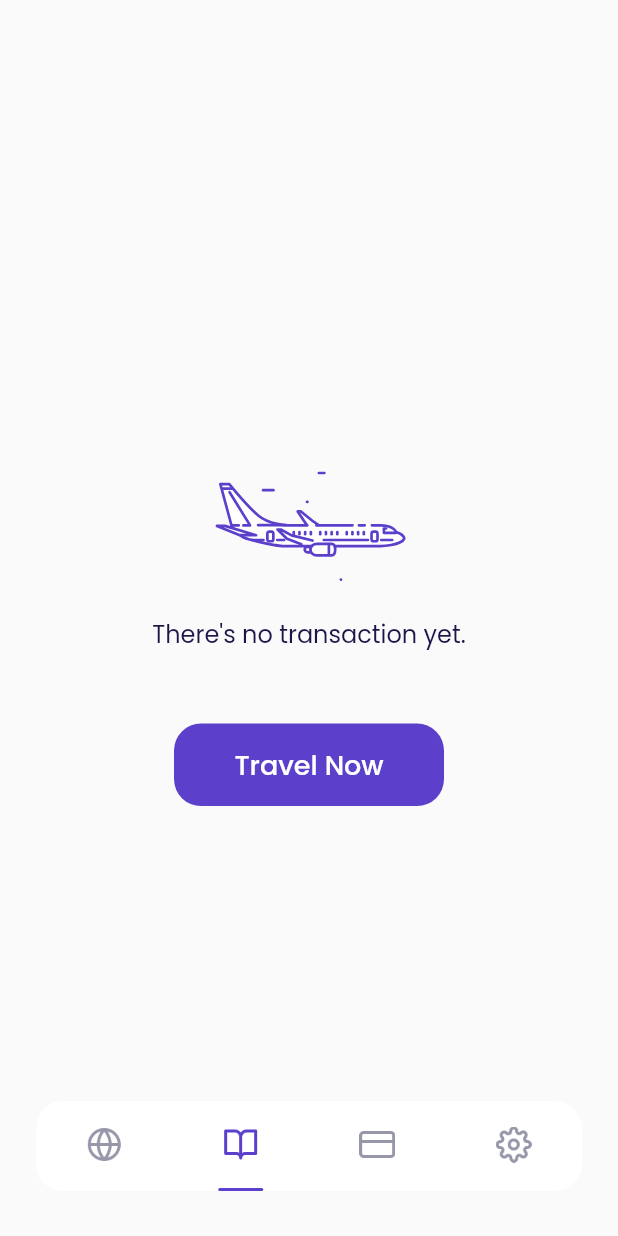
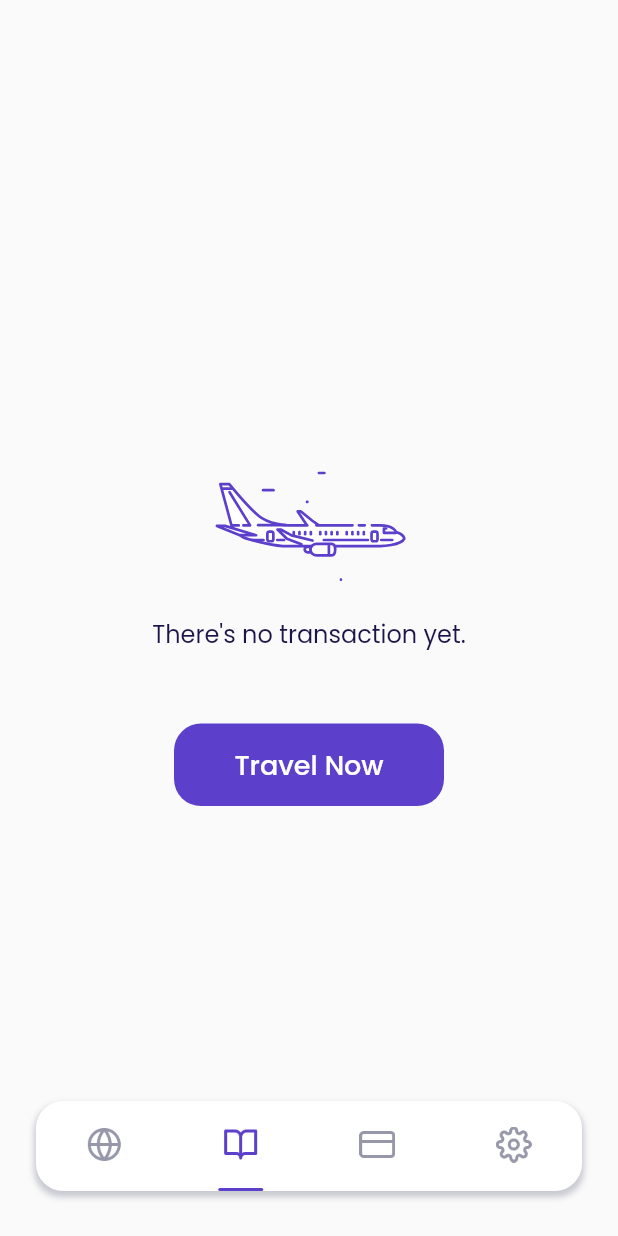
Before and after one commit to wilyanto/flutter-airplane, a Flutter app: the MainPage screen opened by its route, item 2 of the bottom bar chosen, on a phone screen of 412 x 824 dp. Run offline on Flutter 3.47's test engine with Material 2 defaults, Android fonts, the phone set to English and light mode, and no system bars; our stand-ins replace bloc, cloud_firestore, equatable, firebase_auth, firebase_core, flutter_bloc and 4 more; accounts and stored records are empty.

```diff
--- a/lib/presentation/home/widgets/destination_tile.dart
+++ b/lib/presentation/home/widgets/destination_tile.dart
@@ -15,7 +15,7 @@ class DestinationTile extends StatelessWidget {
   @override
   Widget build(BuildContext context) {
     return GestureDetector(
-      onTap: () => Get.offAllNamed(
+      onTap: () => Get.toNamed(
         Routers.destinationDetail,
         arguments: destinationModel,
       ),
--- a/lib/presentation/main/main_page.dart
+++ b/lib/presentation/main/main_page.dart
@@ -33,6 +33,14 @@ class MainPage extends StatelessWidget {
           decoration: BoxDecoration(
             borderRadius: BorderRadius.circular(defaultRadius),
             color: kWhiteColor,
+            boxShadow: [
+              BoxShadow(
+                color: kGreyColor.withOpacity(0.5),
+                blurRadius: 3,
+                spreadRadius: 1,
+                offset: const Offset(0, 3), // Shadow position
+              ),
+            ],
           ),
           child: Row(
             mainAxisAlignment: MainAxisAlignment.spaceAround,
--- a/lib/presentation/wallet/wallet_page.dart
+++ b/lib/presentation/wallet/wallet_page.dart
@@ -1,4 +1,3 @@
-import 'package:airplane/shared/theme.dart';
 import 'package:flutter/material.dart';
 
 import 'widgets/wallet_card.dart';
```
